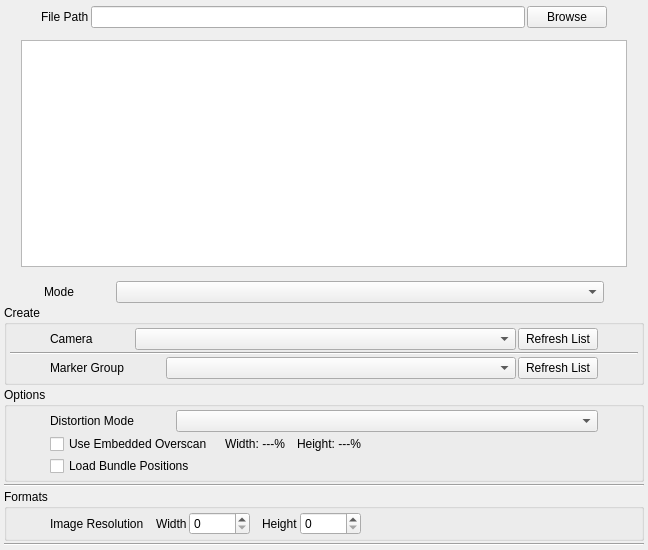
This is python/mmSolver/tools/loadmarker/ui/loadmarker_layout.ui in david-cattermole/mayaMatchMoveSolver as Qt 5 draws it before an edit. The edited form follows.
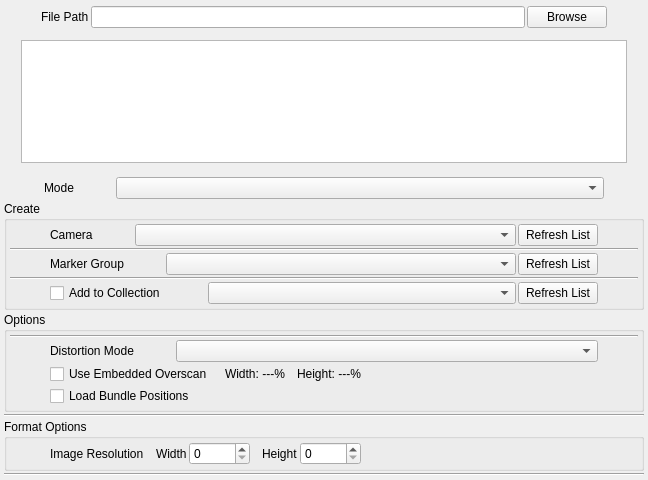
This is the edited form.

Commit message:
Load Marker UI can override the collection to be assigned to.
This can also create create a new Collection.

What changed in the file:
```diff
--- a/python/mmSolver/tools/loadmarker/ui/loadmarker_layout.ui
+++ b/python/mmSolver/tools/loadmarker/ui/loadmarker_layout.ui
@@ -7,7 +7,7 @@
     <x>0</x>
     <y>0</y>
     <width>648</width>
-    <height>550</height>
+    <height>480</height>
    </rect>
   </property>
   <property name="windowTitle">
@@ -442,6 +442,89 @@
           </item>
          </layout>
         </item>
+        <item>
+         <widget class="Line" name="line">
+          <property name="orientation">
+           <enum>Qt::Horizontal</enum>
+          </property>
+         </widget>
+        </item>
+        <item>
+         <layout class="QHBoxLayout" name="collection_horizontalLayout">
+          <item>
+           <spacer name="horizontalSpacer_27">
+            <property name="orientation">
+             <enum>Qt::Horizontal</enum>
+            </property>
+            <property name="sizeType">
+             <enum>QSizePolicy::Minimum</enum>
+            </property>
+            <property name="sizeHint" stdset="0">
+             <size>
+              <width>40</width>
+              <height>20</height>
+             </size>
+            </property>
+           </spacer>
+          </item>
+          <item>
+           <widget class="QCheckBox" name="collection_checkBox">
+            <property name="text">
+             <string>Add to Collection</string>
+            </property>
+           </widget>
+          </item>
+          <item>
+           <spacer name="horizontalSpacer_28">
+            <property name="orientation">
+             <enum>Qt::Horizontal</enum>
+            </property>
+            <property name="sizeType">
+             <enum>QSizePolicy::Minimum</enum>
+            </property>
+            <property name="sizeHint" stdset="0">
+             <size>
+              <width>40</width>
+              <height>20</height>
+             </size>
+            </property>
+           </spacer>
+          </item>
+          <item>
+           <widget class="QComboBox" name="collection_comboBox">
+            <property name="sizePolicy">
+             <sizepolicy hsizetype="Preferred" vsizetype="Fixed">
+              <horstretch>1</horstretch>
+              <verstretch>0</verstretch>
+             </sizepolicy>
+            </property>
+           </widget>
+          </item>
+          <item>
+           <widget class="QPushButton" name="collectionUpdate_pushButton">
+            <property name="text">
+             <string>Refresh List</string>
+            </property>
+           </widget>
+          </item>
+          <item>
+           <spacer name="horizontalSpacer_29">
+            <property name="orientation">
+             <enum>Qt::Horizontal</enum>
+            </property>
+            <property name="sizeType">
+             <enum>QSizePolicy::Preferred</enum>
+            </property>
+            <property name="sizeHint" stdset="0">
+             <size>
+              <width>40</width>
+              <height>20</height>
+             </size>
+            </property>
+           </spacer>
+          </item>
+         </layout>
+        </item>
        </layout>
       </widget>
      </item>
@@ -466,6 +549,13 @@
         <property name="bottomMargin">
          <number>3</number>
         </property>
+        <item>
+         <widget class="Line" name="line_5">
+          <property name="orientation">
+           <enum>Qt::Horizontal</enum>
+          </property>
+         </widget>
+        </item>
         <item>
          <layout class="QHBoxLayout" name="distortionMode_horizontalLayout">
           <item>
@@ -680,7 +770,7 @@
      <item>
       <widget class="QGroupBox" name="formatOptions_groupBox">
        <property name="title">
-        <string>Formats</string>
+        <string>Format Options</string>
        </property>
        <layout class="QVBoxLayout" name="verticalLayout_3">
         <property name="spacing">
```
The commit also changes 3 other files.
